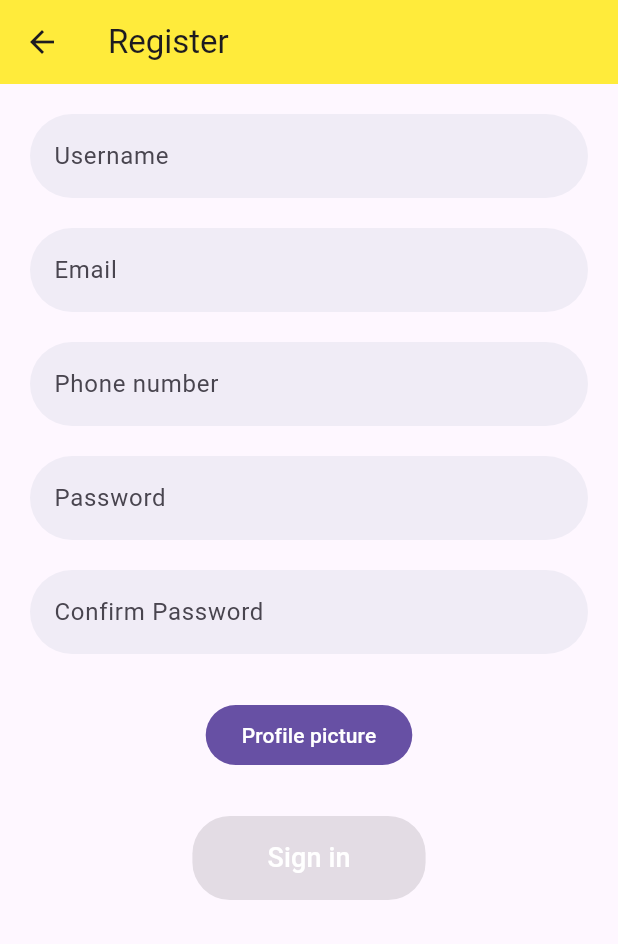
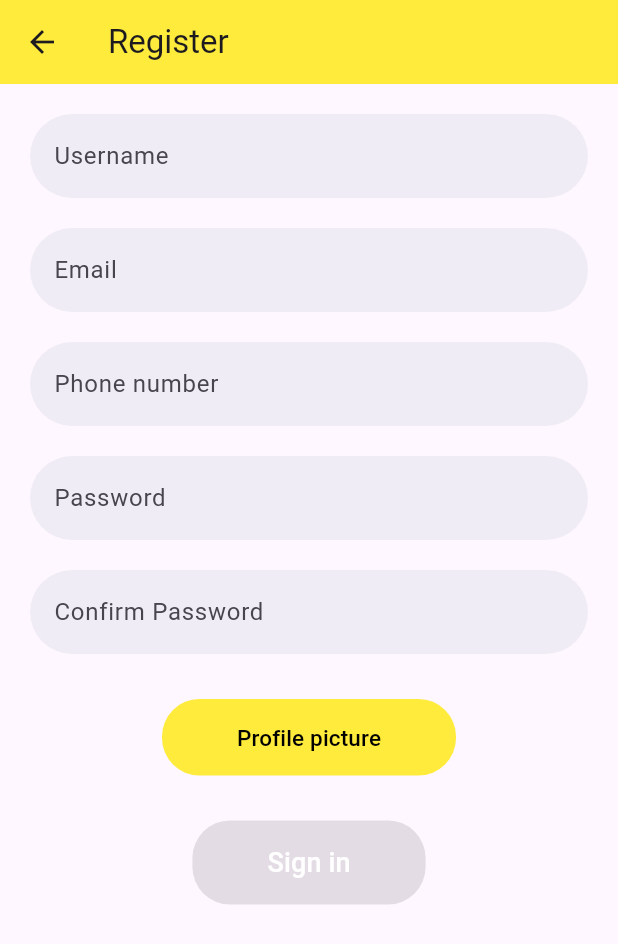
Before and after one commit to jengGod/DuckDDProject, a Flutter app: the Registeruser screen opened directly, after a tap on "Profile picture", on a phone screen of 412 x 824 dp. Shown: the top 944 px of the screen. Run offline on Flutter 3.47's test engine with Material 3 defaults, Android fonts, the phone set to English and light mode, and no system bars; our stand-ins replace cloud_firestore, firebase_core, firebase_storage, image_picker; accounts and stored records are empty; network calls fail.

Commit message:
Register_complete

```diff
--- a/lib/pages/RegisterUser.dart
+++ b/lib/pages/RegisterUser.dart
@@ -8,6 +8,7 @@ import 'package:flutter/material.dart';
 import 'package:flutter/services.dart';
 import 'package:image_picker/image_picker.dart';
 import 'package:crypto/crypto.dart';
+
 class Registeruser extends StatefulWidget {
   const Registeruser({super.key});
 
@@ -25,17 +26,17 @@ TextEditingController phoneCtl = TextEditingController();
 bool _isButtonPressed = false;
 XFile? image;
 final ImagePicker picker = ImagePicker();
+String imageUrl = '';
 
 class _RegisteruserState extends State<Registeruser> {
-  bool _isButtonPressed = false;
-
   // ตรวจสอบว่าข้อมูลกรอกครบทุกช่องหรือยัง
   bool _isFormComplete() {
     return usernameCtl.text.isNotEmpty &&
-           emailCtl.text.isNotEmpty &&
-           phoneCtl.text.isNotEmpty &&
-           passwordCtl.text.isNotEmpty &&
-           passCtl.text.isNotEmpty;
+        emailCtl.text.isNotEmpty &&
+        phoneCtl.text.isNotEmpty &&
+        passwordCtl.text.isNotEmpty &&
+        passCtl.text.isNotEmpty &&
+        image != null;
   }
 
   @override
@@ -66,7 +67,8 @@ class _RegisteruserState extends State<Registeruser> {
               TextField(
                 controller: usernameCtl,
                 inputFormatters: [
-                  FilteringTextInputFormatter.deny(RegExp(r'\s')), // ไม่ให้กรอก spacebar
+                  FilteringTextInputFormatter.deny(
+                      RegExp(r'\s')), // ไม่ให้กรอก spacebar
                 ],
                 decoration: const InputDecoration(
                   labelText: 'Username',
@@ -83,7 +85,8 @@ class _RegisteruserState extends State<Registeruser> {
                 controller: emailCtl,
                 keyboardType: TextInputType.emailAddress,
                 inputFormatters: [
-                  FilteringTextInputFormatter.deny(RegExp(r'\s')), // ไม่ให้กรอก spacebar
+                  FilteringTextInputFormatter.deny(
+                      RegExp(r'\s')), // ไม่ให้กรอก spacebar
                 ],
                 decoration: const InputDecoration(
                   labelText: 'Email',
@@ -100,7 +103,8 @@ class _RegisteruserState extends State<Registeruser> {
                 controller: phoneCtl,
                 keyboardType: TextInputType.phone,
                 inputFormatters: [
-                  FilteringTextInputFormatter.deny(RegExp(r'\s')), // ไม่ให้กรอก spacebar
+                  FilteringTextInputFormatter.deny(
+                      RegExp(r'\s')), // ไม่ให้กรอก spacebar
                 ],
                 decoration: const InputDecoration(
                   labelText: 'Phone number',
@@ -117,7 +121,8 @@ class _RegisteruserState extends State<Registeruser> {
                 controller: passwordCtl,
                 obscureText: true,
                 inputFormatters: [
-                  FilteringTextInputFormatter.deny(RegExp(r'\s')), // ไม่ให้กรอก spacebar
+                  FilteringTextInputFormatter.deny(
+                      RegExp(r'\s')), // ไม่ให้กรอก spacebar
                 ],
                 decoration: const InputDecoration(
                   labelText: 'Password',
@@ -134,7 +139,8 @@ class _RegisteruserState extends State<Registeruser> {
                 controller: passCtl,
                 obscureText: true,
                 inputFormatters: [
-                  FilteringTextInputFormatter.deny(RegExp(r'\s')), // ไม่ให้กรอก spacebar
+                  FilteringTextInputFormatter.deny(
+                      RegExp(r'\s')), // ไม่ให้กรอก spacebar
                 ],
                 decoration: const InputDecoration(
                   labelText: 'Confirm Password',
@@ -155,9 +161,25 @@ class _RegisteruserState extends State<Registeruser> {
                     if (image != null) {
                       log('image:');
                       log(image!.path);
+                      imageUrl = await uploadImage(image!);
+                      setState(() {});
                     }
                   },
-                  child: const Text('Profile picture')),
+                  style: ElevatedButton.styleFrom(
+                    backgroundColor: Colors.yellow,
+                    padding: const EdgeInsets.symmetric(
+                        horizontal: 50, vertical: 15),
+                    shape: RoundedRectangleBorder(
+                      borderRadius: BorderRadius.circular(25),
+                    ),
+                  ),
+                  child: const Text(
+                    'Profile picture',
+                    style: TextStyle(
+                      color: Colors.black,
+                      fontSize: 15,
+                    ),
+                  )),
               const SizedBox(height: 30),
               ElevatedButton(
                 // ปุ่มจะทำงานเฉพาะเมื่อข้อมูลครบและปุ่มยังไม่ถูกกด
@@ -171,7 +193,8 @@ class _RegisteruserState extends State<Registeruser> {
                         register(context); //
 
                         setState(() {
-                          _isButtonPressed = false; // เปลี่ยนสถานะกลับเมื่อเสร็จสิ้น
+                          _isButtonPressed =
+                              false; // เปลี่ยนสถานะกลับเมื่อเสร็จสิ้น
                         });
                       },
                 style: ElevatedButton.styleFrom(
@@ -212,24 +235,30 @@ class _RegisteruserState extends State<Registeruser> {
     return downloadURL;
   }
 
-  void register(BuildContext context) async{
-  final FirebaseFirestore firestore = FirebaseFirestore.instance;
+  void register(BuildContext context) async {
+    final FirebaseFirestore firestore = FirebaseFirestore.instance;
     if (passwordCtl.text != passCtl.text) {
       ScaffoldMessenger.of(context).showSnackBar(
         const SnackBar(content: Text('Passwords do not match')),
       );
       return;
     }
-    String imageUrl = await uploadImage(image!);
-    DocumentSnapshot userDoc = await firestore.collection('Users').doc(emailCtl.text).get();
 
-    if (userDoc.exists) {
+    DocumentSnapshot userDoc =
+        await firestore.collection('Users').doc(phoneCtl.text).get();
+    DocumentSnapshot driverDoc =
+        await firestore.collection('Drivers').doc(phoneCtl.text).get();
+
+    if (userDoc.exists || driverDoc.exists) {
       ScaffoldMessenger.of(context).showSnackBar(
-        const SnackBar(content: Text('Email already exists. Please use another email.')),
+        const SnackBar(
+            content: Text(
+                'Phone number already exists. Please use another Phone number.')),
       );
       return; // หยุดการสมัครสมาชิก
     }
-    String hashedPassword = sha256.convert(utf8.encode(passwordCtl.text)).toString();
+    String hashedPassword =
+        sha256.convert(utf8.encode(passwordCtl.text)).toString();
     var db = FirebaseFirestore.instance;
     var data = {
       'username': usernameCtl.text,
@@ -239,8 +268,8 @@ class _RegisteruserState extends State<Registeruser> {
       'profile_picture': imageUrl
     };
 
-    db.collection('Users').doc(emailCtl.text).set(data).then((_) {
-      Navigator.push(
+    db.collection('Users').doc(phoneCtl.text).set(data).then((_) {
+      Navigator.pop(
         context,
         MaterialPageRoute(builder: (context) => const LoginPage()),
       );
```
Also changed, not shown: lib/pages/LoginPage.dart (+20 -7 lines), lib/pages/RegisterDriver.dart (+34 -12 lines).
